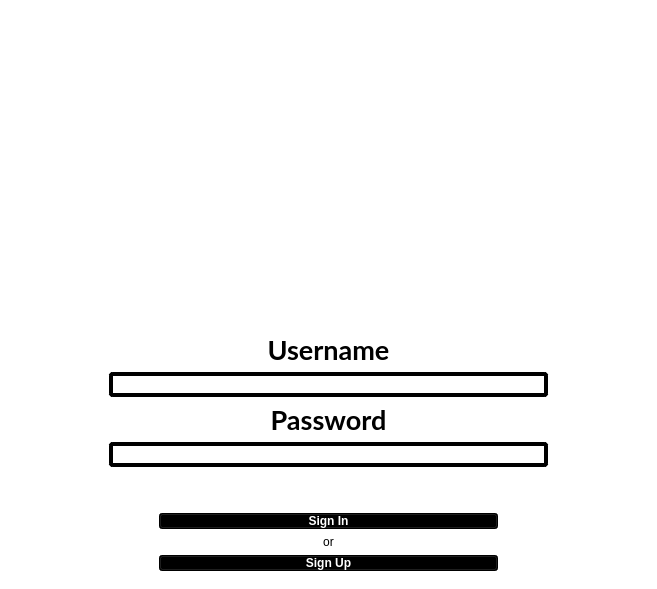
Old version of the form frontend/sudoku.ui in the repository ykn18/sudo-ku.
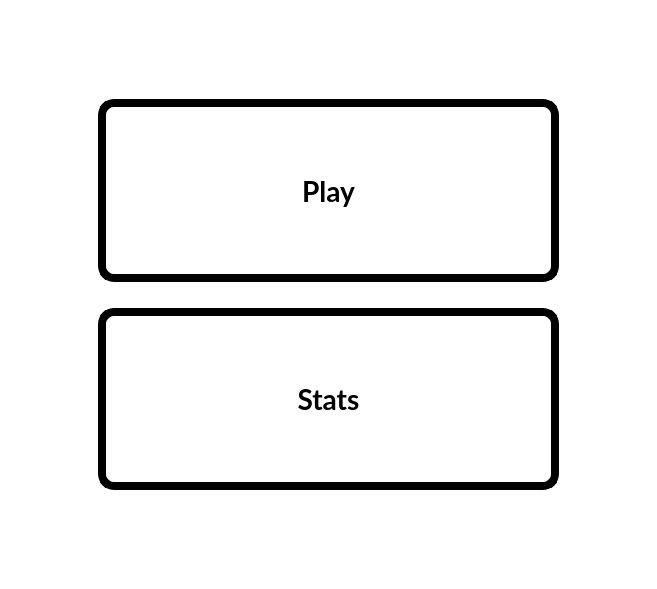
New version of the form. The open tabs and pages were chosen to show the change. Icons and pictures are not drawn.

Commit message: Add authentication  to generator and stats plot to frontend

The edit to the form file:
```diff
--- a/frontend/sudoku.ui
+++ b/frontend/sudoku.ui
@@ -129,7 +129,7 @@
           <property name="sizeHint" stdset="0">
            <size>
             <width>20</width>
-            <height>30</height>
+            <height>0</height>
            </size>
           </property>
          </spacer>
@@ -169,6 +169,7 @@
           <property name="font">
            <font>
             <family>Lato</family>
+            <pointsize>16</pointsize>
             <weight>75</weight>
             <bold>true</bold>
            </font>
@@ -218,6 +219,7 @@
           <property name="font">
            <font>
             <family>Lato</family>
+            <pointsize>16</pointsize>
             <weight>75</weight>
             <bold>true</bold>
            </font>
@@ -3379,6 +3381,100 @@
         </item>
        </layout>
       </widget>
+      <widget class="QWidget" name="page_7">
+       <layout class="QVBoxLayout" name="verticalLayout_6">
+        <item>
+         <widget class="QPushButton" name="homeButton">
+          <property name="styleSheet">
+           <string notr="true">QPushButton{
+margin-right:150px;
+margin-left:150px;
+background:black;
+color:white;
+font-weight: bold;
+}</string>
+          </property>
+          <property name="text">
+           <string>Home</string>
+          </property>
+         </widget>
+        </item>
+       </layout>
+      </widget>
+      <widget class="QWidget" name="page_8">
+       <layout class="QVBoxLayout" name="verticalLayout_10">
+        <property name="topMargin">
+         <number>80</number>
+        </property>
+        <property name="bottomMargin">
+         <number>80</number>
+        </property>
+        <item>
+         <widget class="QPushButton" name="playButton">
+          <property name="sizePolicy">
+           <sizepolicy hsizetype="Preferred" vsizetype="Preferred">
+            <horstretch>0</horstretch>
+            <verstretch>0</verstretch>
+           </sizepolicy>
+          </property>
+          <property name="font">
+           <font>
+            <family>Lato</family>
+            <pointsize>21</pointsize>
+            <weight>75</weight>
+            <bold>true</bold>
+           </font>
+          </property>
+          <property name="styleSheet">
+           <string notr="true">QPushButton{
+margin:10px;
+margin-right:80px;
+margin-left:80px;
+border: 8px solid black; 
+background:white;
+font-weight: bold;
+border-radius: 16px;
+}</string>
+          </property>
+          <property name="text">
+           <string>Play</string>
+          </property>
+         </widget>
+        </item>
+        <item>
+         <widget class="QPushButton" name="statsButton">
+          <property name="sizePolicy">
+           <sizepolicy hsizetype="Preferred" vsizetype="Preferred">
+            <horstretch>0</horstretch>
+            <verstretch>0</verstretch>
+           </sizepolicy>
+          </property>
+          <property name="font">
+           <font>
+            <family>Lato</family>
+            <pointsize>21</pointsize>
+            <weight>75</weight>
+            <bold>true</bold>
+           </font>
+          </property>
+          <property name="styleSheet">
+           <string notr="true">QPushButton{
+margin:10px;
+margin-right:80px;
+margin-left:80px;
+border: 8px solid black; 
+background:white;
+font-weight: bold;
+border-radius: 16px;
+}</string>
+          </property>
+          <property name="text">
+           <string>Stats</string>
+          </property>
+         </widget>
+        </item>
+       </layout>
+      </widget>
      </widget>
     </item>
    </layout>
```
Left out of the diff: 34 changed lines with no effect on the pictures. The commit also changes 9 other files.
